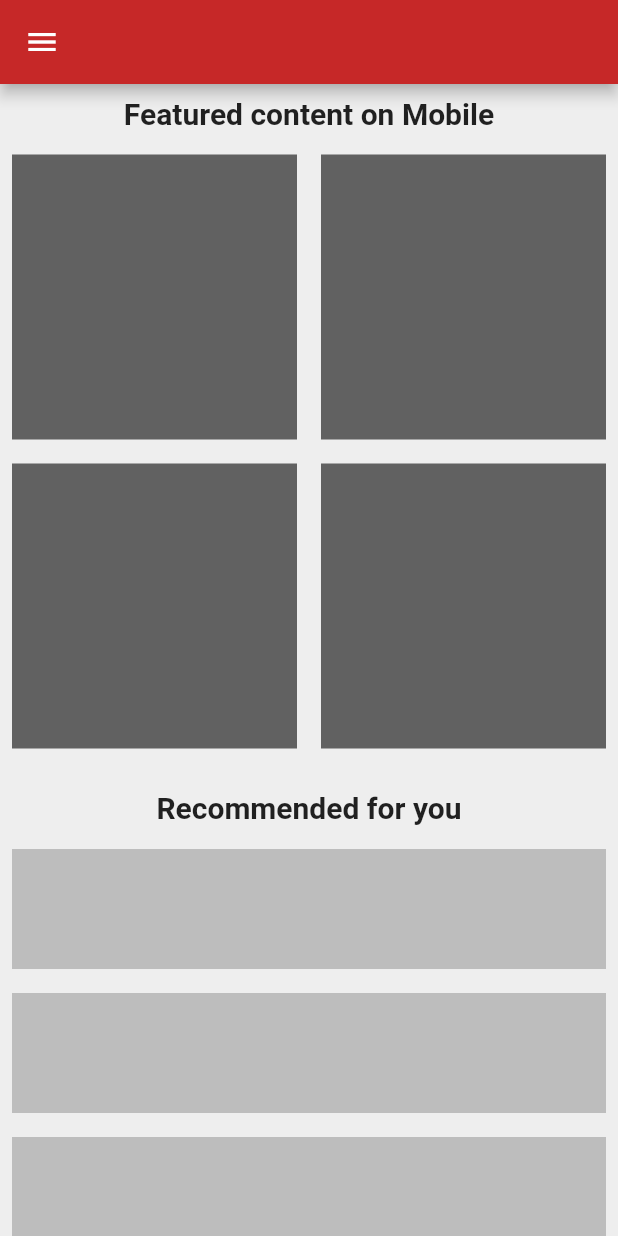
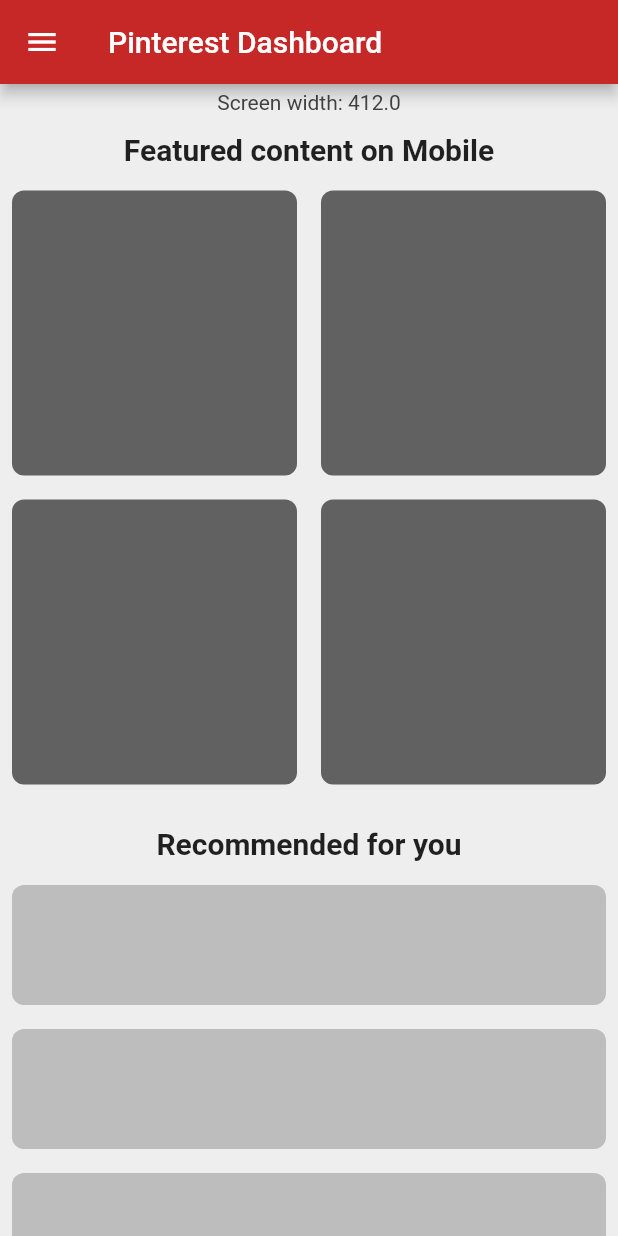
Before and after one commit to sam-ebe/flutter_responsiveness, a Flutter app: the screen it shows after launch, on a phone screen of 412 x 824 dp. Run offline on Flutter 3.47's test engine with Material 2 defaults, Android fonts, the phone set to English and light mode, and no system bars; missing offline and left inert: dart:html.

Commit message:
added screen width infos

```diff
--- a/lib/constants.dart
+++ b/lib/constants.dart
@@ -2,6 +2,7 @@ import 'package:flutter/material.dart';
 
 var myAppBar = AppBar(
   backgroundColor: Colors.red[800],
+  title: Text('Pinterest Dashboard'),
 );
 
 var myDrawer = Drawer(
--- a/lib/responsive/desktop_scaffold.dart
+++ b/lib/responsive/desktop_scaffold.dart
@@ -1,6 +1,7 @@
 import 'package:flutter/material.dart';
 import 'package:flutter_responsiveness/constants.dart';
 import 'package:flutter_responsiveness/util/custom_tile.dart';
+import 'package:flutter_responsiveness/util/text_screen_width.dart';
 import 'package:flutter_responsiveness/util/title_text.dart';
 import 'package:flutter_responsiveness/util/top_box.dart';
 
@@ -24,6 +25,7 @@ class _DesktopScaffoldState extends State<DesktopScaffold> {
         Expanded(
           flex: 2,
           child: Column(children: [
+            TextScreenWidth(),
             TitleText(title: 'Featured content on Desktop'),
             // 4 boxes on the top
             AspectRatio(
@@ -60,7 +62,7 @@ class _DesktopScaffoldState extends State<DesktopScaffold> {
           children: [
             Expanded(
                 child: Container(
-              color: Colors.blueGrey,
+              color: Colors.grey[800],
             ))
           ],
         ))
--- a/lib/responsive/mobile_scaffold.dart
+++ b/lib/responsive/mobile_scaffold.dart
@@ -3,6 +3,7 @@ import 'dart:html';
 import 'package:flutter/material.dart';
 import 'package:flutter_responsiveness/constants.dart';
 import 'package:flutter_responsiveness/util/custom_tile.dart';
+import 'package:flutter_responsiveness/util/text_screen_width.dart';
 import 'package:flutter_responsiveness/util/title_text.dart';
 import 'package:flutter_responsiveness/util/top_box.dart';
 
@@ -21,7 +22,9 @@ class _MobileScaffoldState extends State<MobileScaffold> {
       backgroundColor: Theme.of(context).backgroundColor,
       drawer: myDrawer,
       body: Column(children: [
+        TextScreenWidth(),
         TitleText(title: 'Featured content on Mobile'),
+
         // 4 boxes on the top
         AspectRatio(
           aspectRatio: 1,
--- a/lib/responsive/responsive_layout.dart
+++ b/lib/responsive/responsive_layout.dart
@@ -20,7 +20,7 @@ class ResponsiveLayout extends StatelessWidget {
       builder: (context, constraints) {
         if (constraints.maxWidth < 500) {
           return mobileScaffold;
-        } else if (constraints.maxWidth < 900) {
+        } else if (constraints.maxWidth < 1100) {
           return tabletScaffold;
         } else {
           return desktopScaffold;
--- a/lib/responsive/tablet_scaffold.dart
+++ b/lib/responsive/tablet_scaffold.dart
@@ -1,6 +1,7 @@
 import 'package:flutter/material.dart';
 import 'package:flutter_responsiveness/constants.dart';
 import 'package:flutter_responsiveness/util/custom_tile.dart';
+import 'package:flutter_responsiveness/util/text_screen_width.dart';
 import 'package:flutter_responsiveness/util/title_text.dart';
 import 'package:flutter_responsiveness/util/top_box.dart';
 
@@ -19,6 +20,7 @@ class _TabletScaffoldState extends State<TabletScaffold> {
       backgroundColor: Theme.of(context).backgroundColor,
       drawer: myDrawer,
       body: Column(children: [
+        TextScreenWidth(),
         TitleText(title: 'Featured content on Tablet'),
         // 4 boxes on the top
         AspectRatio(
--- a/lib/util/custom_tile.dart
+++ b/lib/util/custom_tile.dart
@@ -13,8 +13,11 @@ class _CustomTileState extends State<CustomTile> {
     return Padding(
       padding: const EdgeInsets.all(8.0),
       child: Container(
-        color: Colors.grey[400],
         height: 80,
+        decoration: BoxDecoration(
+          color: Colors.grey[400],
+          borderRadius: BorderRadius.all(Radius.circular(8)),
+        ),
       ),
     );
   }
--- /dev/null
+++ b/lib/util/text_screen_width.dart
@@ -0,0 +1,27 @@
+import 'package:flutter/material.dart';
+
+class TextScreenWidth extends StatefulWidget {
+  const TextScreenWidth({Key? key}) : super(key: key);
+
+  @override
+  State<TextScreenWidth> createState() => _TextScreenWidthState();
+}
+
+class _TextScreenWidthState extends State<TextScreenWidth> {
+  @override
+  Widget build(BuildContext context) {
+    String currentWidth =
+        'Screen width: ${MediaQuery.of(context).size.width.toString()}';
+
+    return Padding(
+      padding: const EdgeInsets.all(4.0),
+      child: Text(
+        currentWidth,
+        style: TextStyle(
+          fontSize: 14,
+          color: Colors.grey[800],
+        ),
+      ),
+    );
+  }
+}
--- a/lib/util/top_box.dart
+++ b/lib/util/top_box.dart
@@ -8,7 +8,10 @@ class TopBox extends StatelessWidget {
     return Padding(
       padding: const EdgeInsets.all(8.0),
       child: Container(
-        color: Colors.grey[700],
+        decoration: BoxDecoration(
+          color: Colors.grey[700],
+          borderRadius: BorderRadius.all(Radius.circular(8)),
+        ),
       ),
     );
   }
```
